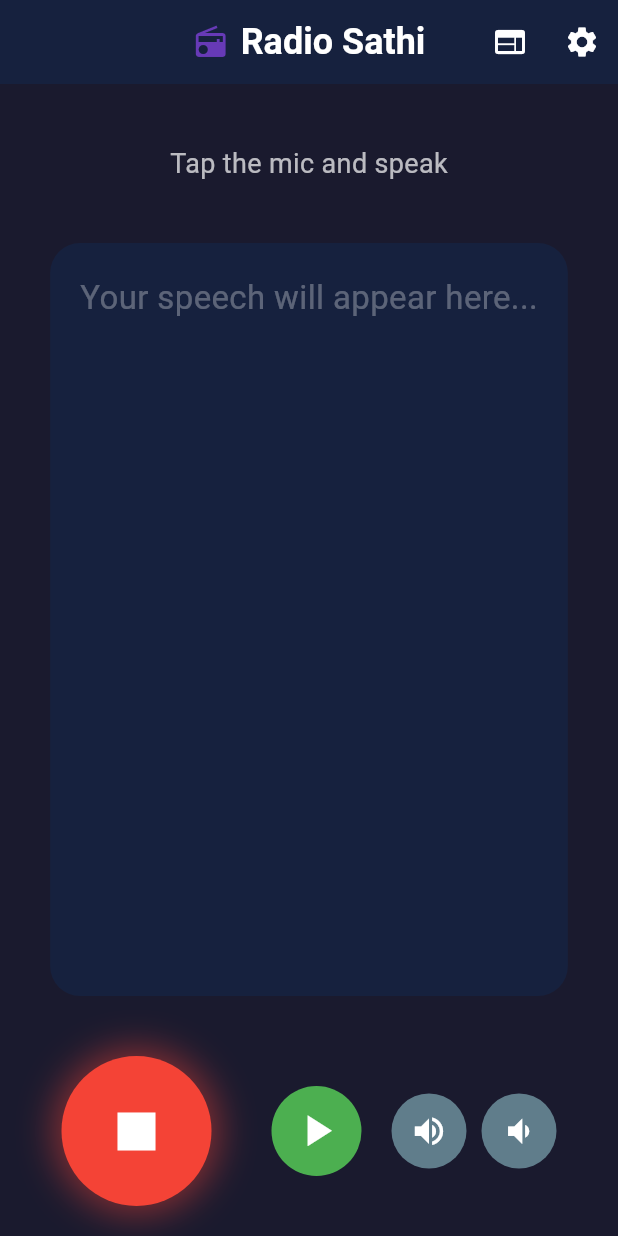
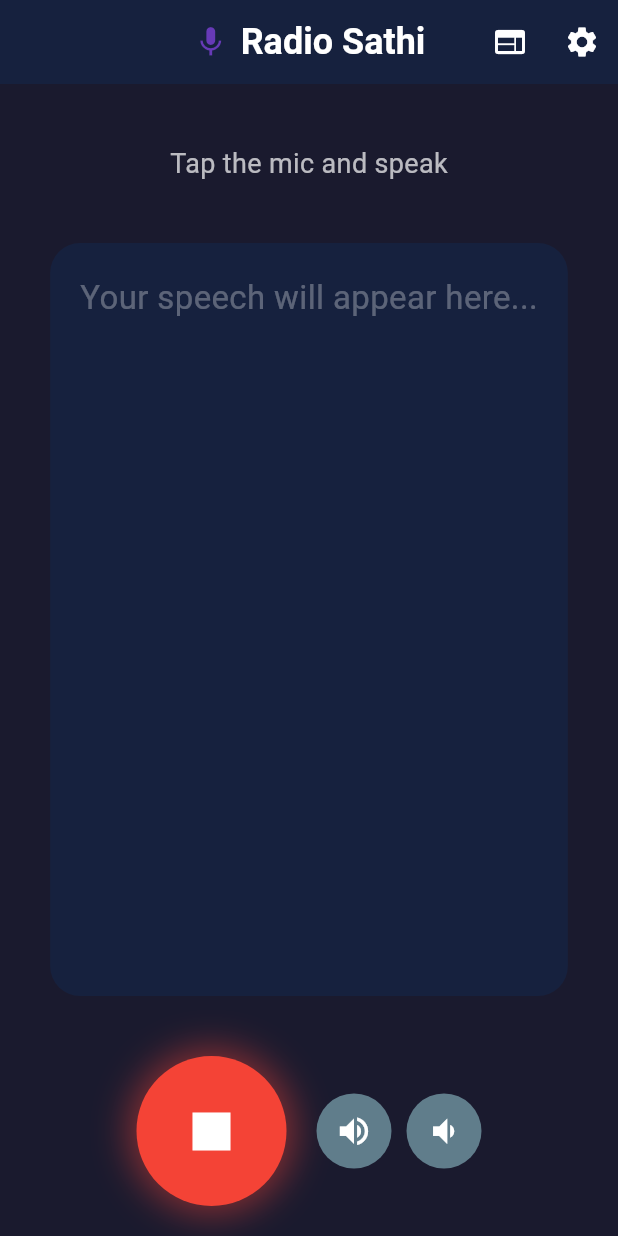
Before and after one commit to Shrawan13-glitch/RadioSathi, a Flutter app: the screen it shows after launch, on a phone screen of 412 x 824 dp. Run offline on Flutter 3.47's test engine with Material 3 defaults, Android fonts, the phone set to English and light mode, and no system bars; our stand-ins replace flutter_tts, hive, hive_flutter, just_audio, shared_preferences, speech_to_text; missing offline and left inert: flutter_inappwebview; accounts and stored records are empty.

Commit message:
fix: Remove radio mode, set command as default; fix play/pause and progress bar
- Remove radio mode (AppMode), keep command and youtube only
- Set command mode as default (replaces radio mode)
- Rename radio colors to command colors
- Add playerStateStream listener for play/pause button sync
- Fix duration format to show mm:ss with proper padding
- Remove radio-specific UI and voice commands

```diff
--- a/lib/screens/home_screen.dart
+++ b/lib/screens/home_screen.dart
@@ -14,7 +14,7 @@
 import '../services/caregiver_settings_service.dart';
 import 'settings_screen.dart';
 
-enum AppMode { radio, youtube, command }
+enum AppMode { command, youtube, }
 
 class YouTubeItem {
   final String id;
@@ -50,7 +50,7 @@
   bool _isListening = false;
   bool _isWebViewVisible = false;
 
-  AppMode _currentMode = AppMode.radio;
+  AppMode _currentMode = AppMode.command;
   late AnimationController _modeAnimationController;
   late Animation<Color?> _backgroundColorAnimation;
   late Animation<Color?> _appBarColorAnimation;
@@ -66,10 +66,10 @@
   Duration _duration = Duration.zero;
   bool _isLiveStream = false;
 
-  final Color _radioBackground = const Color(0xFF1A1A2E);
-  final Color _radioAppBar = const Color(0xFF16213E);
-  final Color _radioContainer = const Color(0xFF16213E);
-  final Color _radioAccent = Colors.deepPurple;
+  final Color _commandBackground = const Color(0xFF1A1A2E);
+  final Color _commandAppBar = const Color(0xFF16213E);
+  final Color _commandContainer = const Color(0xFF16213E);
+  final Color _commandAccent = Colors.deepPurple;
 
   final Color _youtubeBackground = const Color(0xFF1A1A1A);
   final Color _youtubeAppBar = const Color(0xFF212121);
@@ -133,6 +133,14 @@
         });
       }
     });
+
+    _audioPlayer.playerStateStream.listen((state) {
+      if (mounted) {
+        setState(() {
+          _isYouTubePlaying = state.playing;
+        });
+      }
+    });
   }
 
   void _initAnimation() {
@@ -142,7 +150,7 @@
     );
 
     _backgroundColorAnimation = ColorTween(
-      begin: _radioBackground,
+      begin: _commandBackground,
       end: _youtubeBackground,
     ).animate(CurvedAnimation(
       parent: _modeAnimationController,
@@ -150,7 +158,7 @@
     ));
 
     _appBarColorAnimation = ColorTween(
-      begin: _radioAppBar,
+      begin: _commandAppBar,
       end: _youtubeAppBar,
     ).animate(CurvedAnimation(
       parent: _modeAnimationController,
@@ -158,7 +166,7 @@
     ));
 
     _containerColorAnimation = ColorTween(
-      begin: _radioContainer,
+      begin: _commandContainer,
       end: _youtubeContainer,
     ).animate(CurvedAnimation(
       parent: _modeAnimationController,
@@ -166,7 +174,7 @@
     ));
 
     _accentColorAnimation = ColorTween(
-      begin: _radioAccent,
+      begin: _commandAccent,
       end: _youtubeAccent,
     ).animate(CurvedAnimation(
       parent: _modeAnimationController,
@@ -182,24 +190,15 @@
     _modeAnimationController.forward();
   }
 
-  void _switchToRadioMode() async {
-    await _audioPlayer.pause();
-    await _flutterTts.speak('Radio mode activated');
+  void _switchToCommandMode() async {
+    await _flutterTts.speak('Command mode activated. Say a command.');
     setState(() {
-      _currentMode = AppMode.radio;
+      _currentMode = AppMode.command;
       _currentVideo = null;
       _isYouTubePlaying = false;
       _searchResults = [];
     });
     _modeAnimationController.reverse();
-  }
-
-  void _switchToCommandMode() async {
-    await _flutterTts.speak('Command mode activated. Say a command.');
-    setState(() {
-      _currentMode = AppMode.command;
-      _isYouTubePlaying = false;
-    });
   }
 
   void _handleCommandModeCommand(String spokenText) async {
@@ -325,12 +324,7 @@
       return;
     }
 
-    if (lowerText.contains('radio on') || lowerText.contains('akashwani on') || lowerText.contains('akashvani on') || lowerText.contains('radio mode')) {
-      _switchToRadioMode();
-      return;
-    }
-
-    if (lowerText.contains('command mode') || lowerText.contains('कमांड मोड')) {
+    if (lowerText.contains('command mode') || lowerText.contains('कमांड मोड') || lowerText.contains('radio mode')) {
       _switchToCommandMode();
       return;
     }
@@ -491,10 +485,10 @@
     _ttsService.speak(_currentVolume > 0.5 ? 'वolume वाढवले' : 'वolume कमी केले');
   }
 
-  Color get _backgroundColor => _backgroundColorAnimation.value ?? _radioBackground;
-  Color get _appBarColor => _appBarColorAnimation.value ?? _radioAppBar;
-  Color get _containerColor => _containerColorAnimation.value ?? _radioContainer;
-  Color get _accentColor => _accentColorAnimation.value ?? _radioAccent;
+  Color get _backgroundColor => _backgroundColorAnimation.value ?? _commandBackground;
+  Color get _appBarColor => _appBarColorAnimation.value ?? _commandAppBar;
+  Color get _containerColor => _containerColorAnimation.value ?? _commandContainer;
+  Color get _accentColor => _accentColorAnimation.value ?? _commandAccent;
 
   @override
   void dispose() {
@@ -524,8 +518,8 @@
                   ),
                   const SizedBox(height: 40),
                   Expanded(
-                    child: _currentMode == AppMode.radio
-                        ? _buildRadioContent()
+                    child: _currentMode == AppMode.command
+                        ? _buildCommandContent()
                         : _buildYouTubeContent(),
                   ),
                   const SizedBox(height: 40),
@@ -552,13 +546,13 @@
           mainAxisSize: MainAxisSize.min,
           children: [
             Icon(
-              _currentMode == AppMode.radio ? Icons.radio : Icons.play_circle_fill,
+              _currentMode == AppMode.command ? Icons.mic : Icons.play_circle_fill,
               color: _accentColor,
               key: ValueKey(_currentMode),
             ),
             const SizedBox(width: 8),
             Text(
-              _currentMode == AppMode.radio ? 'Radio Sathi' : 'YouTube',
+              _currentMode == AppMode.command ? 'Radio Sathi' : 'YouTube',
               style: TextStyle(
                 color: Colors.white,
                 fontSize: 24,
@@ -591,7 +585,7 @@
     );
   }
 
-  Widget _buildRadioContent() {
+  Widget _buildCommandContent() {
     return Container(
       margin: const EdgeInsets.symmetric(horizontal: 20),
       padding: const EdgeInsets.all(20),
@@ -784,25 +778,6 @@
             ),
           ),
         ),
-        if (_currentMode == AppMode.radio) ...[
-          const SizedBox(width: 40),
-          GestureDetector(
-            onTap: _togglePlayPause,
-            child: Container(
-              width: 60,
-              height: 60,
-              decoration: BoxDecoration(
-                color: Colors.green,
-                shape: BoxShape.circle,
-              ),
-              child: const Icon(
-                Icons.play_arrow,
-                color: Colors.white,
-                size: 35,
-              ),
-            ),
-          ),
-        ],
         const SizedBox(width: 20),
         GestureDetector(
           onTap: () => _adjustVolume(1),
@@ -990,7 +965,7 @@
   String _formatDuration(Duration duration) {
     final minutes = duration.inMinutes;
     final seconds = duration.inSeconds % 60;
-    return '$minutes:${seconds.toString().padLeft(2, '0')}';
+    return '${minutes.toString().padLeft(2, '0')}:${seconds.toString().padLeft(2, '0')}';
   }
 
   Widget _buildWebViewOverlay() {
```
